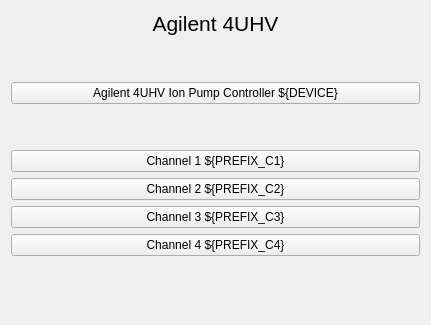
lnls-sirius/pydm-opi, file devices/Agilent-4UHV/main.ui: the form before one commit.
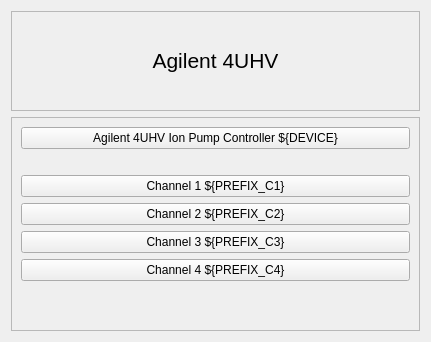
The form after the commit. Custom widgets are drawn as their Qt base class.

What changed in the file:
```diff
--- a/devices/Agilent-4UHV/main.ui
+++ b/devices/Agilent-4UHV/main.ui
@@ -7,16 +7,23 @@
     <x>0</x>
     <y>0</y>
     <width>431</width>
-    <height>325</height>
+    <height>342</height>
    </rect>
   </property>
   <property name="windowTitle">
    <string>Form</string>
   </property>
   <layout class="QGridLayout" name="gridLayout">
+   <item row="0" column="0" rowspan="2" colspan="2">
+    <widget class="QFrame" name="frame">
+     <property name="frameShape">
+      <enum>QFrame::StyledPanel</enum>
+     </property>
+     <property name="frameShadow">
+      <enum>QFrame::Raised</enum>
+     </property>
+     <layout class="QGridLayout" name="gridLayout_2">
    <item row="0" column="0">
-    <layout class="QVBoxLayout" name="verticalLayout">
-     <item>
       <widget class="QLabel" name="label">
        <property name="enabled">
         <bool>true</bool>
@@ -34,25 +41,18 @@
        </property>
       </widget>
      </item>
-     <item>
-      <spacer name="verticalSpacer_3">
-       <property name="enabled">
-        <bool>true</bool>
-       </property>
-       <property name="orientation">
-        <enum>Qt::Vertical</enum>
-       </property>
-       <property name="sizeType">
-        <enum>QSizePolicy::Minimum</enum>
-       </property>
-       <property name="sizeHint" stdset="0">
-        <size>
-         <width>20</width>
-         <height>40</height>
-        </size>
-       </property>
-      </spacer>
-     </item>
+     </layout>
+    </widget>
+   </item>
+   <item row="2" column="0" rowspan="2" colspan="2">
+    <widget class="QFrame" name="frame_2">
+     <property name="frameShape">
+      <enum>QFrame::StyledPanel</enum>
+     </property>
+     <property name="frameShadow">
+      <enum>QFrame::Raised</enum>
+     </property>
+     <layout class="QVBoxLayout" name="verticalLayout">
      <item>
       <widget class="PyDMRelatedDisplayButton" name="btn_device">
        <property name="enabled">
@@ -90,7 +90,7 @@
       </widget>
      </item>
      <item>
-      <spacer name="verticalSpacer">
+       <spacer name="verticalSpacer_2">
        <property name="enabled">
         <bool>true</bool>
        </property>
@@ -103,7 +103,7 @@
        <property name="sizeHint" stdset="0">
         <size>
          <width>20</width>
-         <height>40</height>
+          <height>20</height>
         </size>
        </property>
       </spacer>
@@ -253,16 +253,10 @@
       </widget>
      </item>
      <item>
-      <spacer name="verticalSpacer_2">
-       <property name="enabled">
-        <bool>true</bool>
-       </property>
+       <spacer name="verticalSpacer">
        <property name="orientation">
         <enum>Qt::Vertical</enum>
        </property>
-       <property name="sizeType">
-        <enum>QSizePolicy::Expanding</enum>
-       </property>
        <property name="sizeHint" stdset="0">
         <size>
          <width>20</width>
@@ -272,6 +266,7 @@
       </spacer>
      </item>
     </layout>
+    </widget>
    </item>
   </layout>
  </widget>
```
Lines whose indentation alone changed are shown as unchanged.
